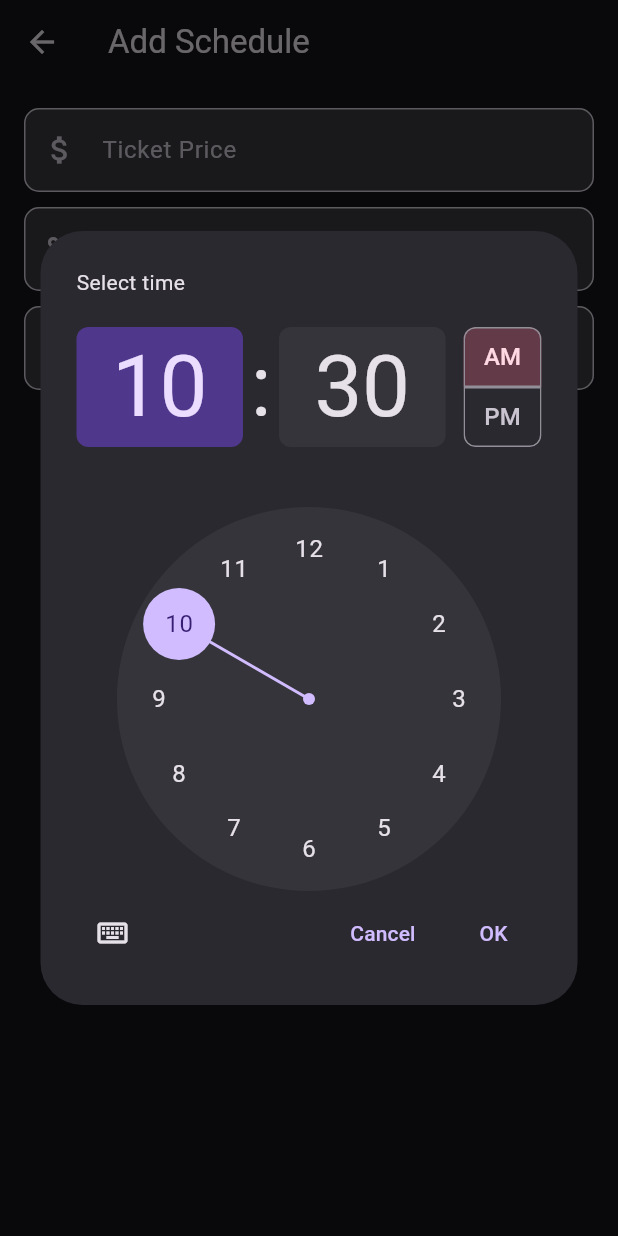
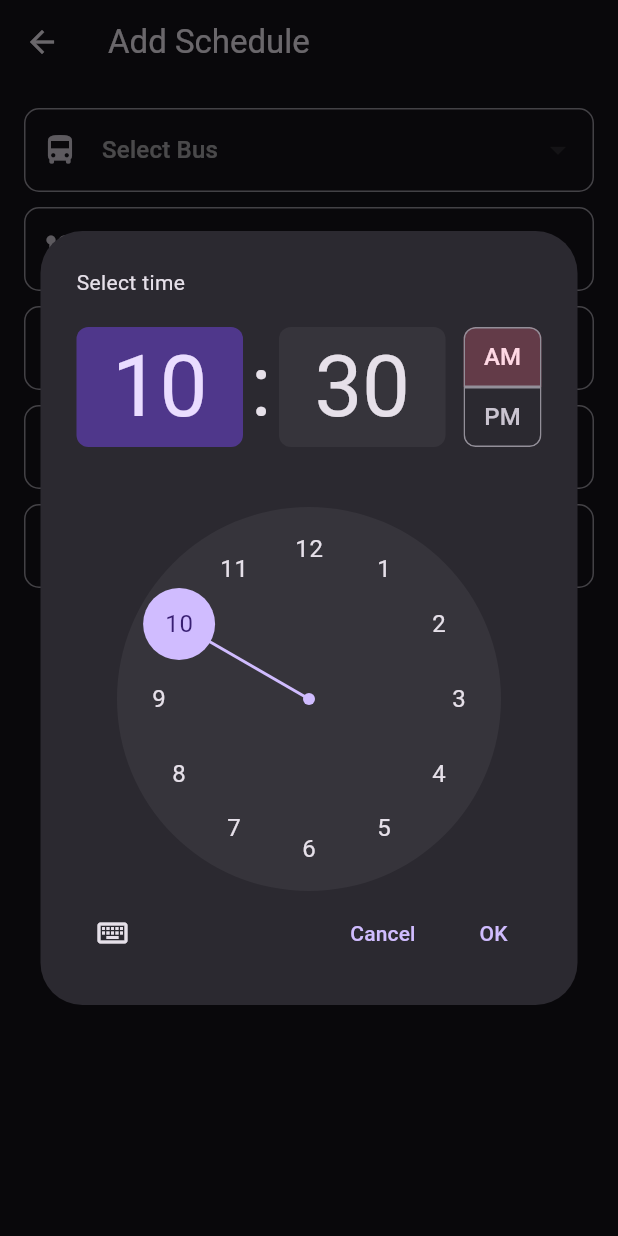
Before and after one commit to WaleedAlaql/bus-reservation-application-frontend, a Flutter app: the AddSchedulePage screen opened by its route, after a tap on "Select Time", on a phone screen of 412 x 824 dp. Run offline on Flutter 3.47's test engine with Material 3 defaults, Android fonts, the phone set to English and light mode, and no system bars; our stand-ins replace date_format.

Commit message:
Adding The Functionality For The Admin To Add Schedules

```diff
--- a/frontend:/bus_reservation_application/lib/pages/add_bus_page.dart
+++ b/frontend:/bus_reservation_application/lib/pages/add_bus_page.dart
@@ -53,7 +53,7 @@ class _AddBusPageState extends State<AddBusPage> {
                   ),
                   items: busTypes
                       .map((e) =>
-                          DropdownMenuItem<String>(child: Text(e), value: e))
+                          DropdownMenuItem<String>(value: e, child: Text(e)))
                       .toList(),
                   onChanged: (value) {
                     setState(() {
@@ -72,7 +72,6 @@ class _AddBusPageState extends State<AddBusPage> {
                 decoration: const InputDecoration(
                   hintText: 'Enter bus name',
                   border: OutlineInputBorder(),
-                  filled: true,
                   prefixIcon: Icon(Icons.directions_bus),
                 ),
                 validator: (value) {
@@ -88,7 +87,6 @@ class _AddBusPageState extends State<AddBusPage> {
                 decoration: const InputDecoration(
                   hintText: 'Enter bus number',
                   border: OutlineInputBorder(),
-                  filled: true,
                   prefixIcon: Icon(Icons.numbers),
                 ),
                 validator: (value) {
@@ -104,7 +102,6 @@ class _AddBusPageState extends State<AddBusPage> {
                 decoration: const InputDecoration(
                   hintText: 'Enter bus seat',
                   border: OutlineInputBorder(),
-                  filled: true,
                   prefixIcon: Icon(Icons.chair_outlined),
                 ),
                 validator: (value) {
--- a/frontend:/bus_reservation_application/lib/pages/add_route_page.dart
+++ b/frontend:/bus_reservation_application/lib/pages/add_route_page.dart
@@ -86,7 +86,6 @@ class _AddRoutePageState extends State<AddRoutePage> {
                 hintText: 'Distance (in km)',
                 hintStyle: const TextStyle(color: Colors.white),
                 errorStyle: const TextStyle(color: Colors.white),
-                filled: true,
                 prefixIcon: const Icon(Icons.social_distance),
                 border: OutlineInputBorder(
                   borderRadius: BorderRadius.circular(10),
--- a/frontend:/bus_reservation_application/lib/pages/add_schedule_page.dart
+++ b/frontend:/bus_reservation_application/lib/pages/add_schedule_page.dart
@@ -1,7 +1,11 @@
 import 'package:bus_reservation_application/models/bus_model.dart';
 import 'package:bus_reservation_application/models/but_route.dart';
+import 'package:bus_reservation_application/providers/app_data_provider.dart';
 import 'package:bus_reservation_application/utils/constants.dart';
+import 'package:bus_reservation_application/utils/helper_functions.dart';
 import 'package:flutter/material.dart';
+import 'package:provider/provider.dart';
+import 'package:intl/intl.dart';
 
 class AddSchedulePage extends StatefulWidget {
   const AddSchedulePage({super.key});
@@ -19,16 +23,51 @@ class _AddSchedulePageState extends State<AddSchedulePage> {
   Bus? bus;
   BusRoute? busRoute;
   TimeOfDay? timeOfDay;
+  DateTime? selectedDateTime;
 
-  void selectTime() {
-    showTimePicker(
-      context: context,
-      initialTime: TimeOfDay.now(),
-    ).then((value) {
-      setState(() {
-        timeOfDay = value;
-      });
-    });
+  Future<void> selectTime() async {
+    try {
+      final now = DateTime.now();
+      final selectedTime = await showTimePicker(
+        context: context,
+        initialTime: TimeOfDay.fromDateTime(selectedDateTime ?? now),
+        builder: (context, child) {
+          return MediaQuery(
+            data: MediaQuery.of(context).copyWith(
+              alwaysUse24HourFormat: false,
+            ),
+            child: child!,
+          );
+        },
+      );
+
+      if (selectedTime != null) {
+        final selectedDateTime = DateTime(
+          now.year,
+          now.month,
+          now.day,
+          selectedTime.hour,
+          selectedTime.minute,
+        );
+
+        if (selectedDateTime.isBefore(now)) {
+          showMessage(context, 'Please select a future time.');
+          return;
+        }
+
+        setState(() {
+          this.selectedDateTime = selectedDateTime;
+        });
+      }
+    } catch (e) {
+      showMessage(context, 'Error selecting time: $e');
+    }
+  }
+
+  String get formattedTime {
+    return selectedDateTime == null
+        ? 'Time is not selected'
+        : DateFormat('h:mm a').format(selectedDateTime!);
   }
 
   @override
@@ -43,6 +82,64 @@ class _AddSchedulePageState extends State<AddSchedulePage> {
           child: ListView(
             padding: const EdgeInsets.all(16),
             children: [
+              Consumer<AppDataProvider>(
+                builder: (context, provider, child) => DropdownButtonFormField(
+                  items: provider.busList
+                      .map(
+                        (e) => DropdownMenuItem<Bus>(
+                          value: e,
+                          child: Text('${e.busName} - ${e.busType}'),
+                        ),
+                      )
+                      .toList(),
+                  onChanged: (value) {
+                    setState(() {
+                      bus = value;
+                    });
+                  },
+                  isExpanded: true,
+                  value: bus,
+                  hint: const Text('Select Bus'),
+                  decoration: InputDecoration(
+                    hintStyle: const TextStyle(color: Colors.white),
+                    errorStyle: const TextStyle(color: Colors.white),
+                    prefixIcon: const Icon(Icons.directions_bus),
+                    border: OutlineInputBorder(
+                      borderRadius: BorderRadius.circular(10),
+                    ),
+                  ),
+                ),
+              ),
+              const SizedBox(height: 10),
+              Consumer<AppDataProvider>(
+                builder: (context, provider, child) => DropdownButtonFormField(
+                  items: provider.routeList
+                      .map(
+                        (e) => DropdownMenuItem<BusRoute>(
+                          value: e,
+                          child: Text(e.routeName),
+                        ),
+                      )
+                      .toList(),
+                  onChanged: (value) {
+                    setState(() {
+                      busRoute = value;
+                    });
+                  },
+                  isExpanded: true,
+                  value: busRoute,
+                  hint: const Text('Select Route'),
+                  decoration: InputDecoration(
+                    hintStyle: const TextStyle(color: Colors.white),
+                    errorStyle: const TextStyle(color: Colors.white),
+                    prefixIcon: const Icon(Icons.route),
+                    border: OutlineInputBorder(
+                      borderRadius: BorderRadius.circular(10),
+                    ),
+                  ),
+                ),
+              ),
+              const SizedBox(height: 10),
               TextFormField(
                 controller: priceController,
                 keyboardType: TextInputType.number,
@@ -51,7 +148,6 @@ class _AddSchedulePageState extends State<AddSchedulePage> {
                   hintText: 'Enter the ticket price',
                   hintStyle: const TextStyle(color: Colors.white),
                   errorStyle: const TextStyle(color: Colors.white),
-                  filled: true,
                   prefixIcon: const Icon(Icons.attach_money),
                   border: OutlineInputBorder(
                     borderRadius: BorderRadius.circular(10),
@@ -73,7 +169,6 @@ class _AddSchedulePageState extends State<AddSchedulePage> {
                   hintText: 'Enter the discount',
                   hintStyle: const TextStyle(color: Colors.white),
                   errorStyle: const TextStyle(color: Colors.white),
-                  filled: true,
                   prefixIcon: const Icon(Icons.percent),
                   border: OutlineInputBorder(
                     borderRadius: BorderRadius.circular(10),
@@ -95,7 +190,6 @@ class _AddSchedulePageState extends State<AddSchedulePage> {
                   hintText: 'Enter the processing fee',
                   hintStyle: const TextStyle(color: Colors.white),
                   errorStyle: const TextStyle(color: Colors.white),
-                  filled: true,
                   prefixIcon: const Icon(Icons.payments),
                   border: OutlineInputBorder(
                     borderRadius: BorderRadius.circular(10),
@@ -117,17 +211,18 @@ class _AddSchedulePageState extends State<AddSchedulePage> {
                     child: const Text('Select Time'),
                   ),
                   const SizedBox(width: 10),
-                  Text(
-                    timeOfDay == null
-                        ? 'Time is not selected'
-                        : timeOfDay.toString(),
-                  ),
+                  Text(formattedTime),
                 ],
               ),
               const SizedBox(height: 10),
               Center(
                 child: ElevatedButton(
-                  onPressed: () {},
+                  onPressed: () {
+                    if (timeOfDay == null) {
+                      showMessage(context, 'Please select time');
+                      return;
+                    }
+                  },
                   child: const Text('Add Schedule'),
                 ),
               )
--- a/frontend:/bus_reservation_application/lib/providers/app_data_provider.dart
+++ b/frontend:/bus_reservation_application/lib/providers/app_data_provider.dart
@@ -95,4 +95,8 @@ class AppDataProvider extends ChangeNotifier {
     _scheduleList = await _dataSource.getAllSchedules();
     notifyListeners();
   }
+
+  Future<ResponseModel> addSchedule(BusSchedule busSchedule) async {
+    return await _dataSource.addSchedule(busSchedule);
+  }
 }
--- a/frontend:/bus_reservation_application/lib/utils/helper_functions.dart
+++ b/frontend:/bus_reservation_application/lib/utils/helper_functions.dart
@@ -13,3 +13,9 @@ int getGrandTotal(int discount, int totalSeatBooked, int price, int fee) {
   final priceAfterDiscount = subTotal - ((subTotal * discount) / 100);
   return (priceAfterDiscount + fee).toInt();
 }
+
+TimeOfDay getTimeOfDay(String time) {
+  final hour = int.parse(time.split(':')[0]);
+  final minute = int.parse(time.split(':')[1]);
+  return TimeOfDay(hour: hour, minute: minute);
+}
--- a/frontend:/bus_reservation_application/pubspec.yaml
+++ b/frontend:/bus_reservation_application/pubspec.yaml
@@ -37,6 +37,7 @@ dependencies:
   cupertino_icons: ^1.0.8
   date_format: ^2.0.9
   provider: ^6.1.2
+  intl: ^0.19.0
 
 dev_dependencies:
   flutter_test:
```
Also changed, not shown: frontend:/bus_reservation_application/pubspec.lock.
